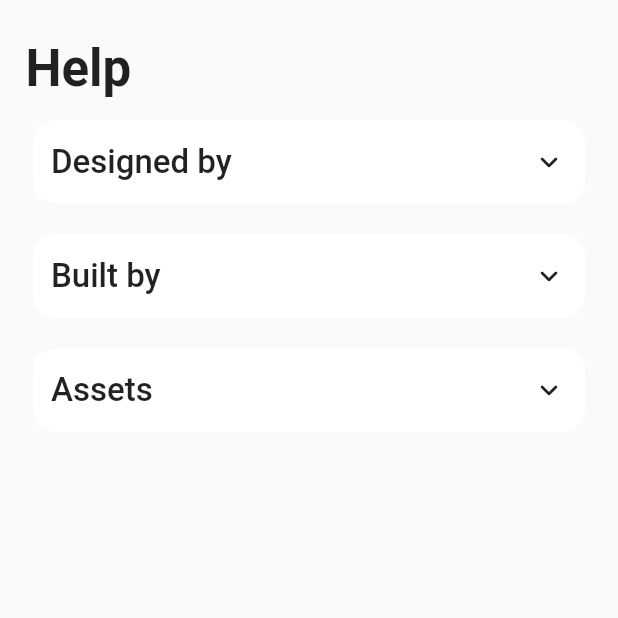
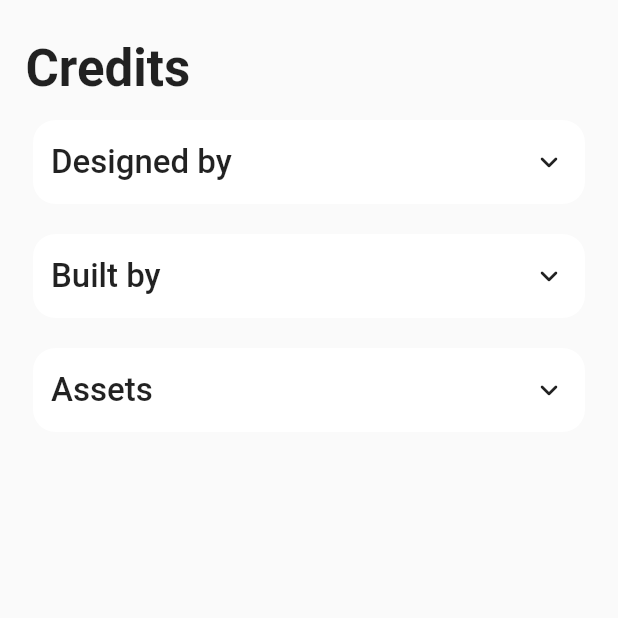
Before and after one commit to RobertoPotato/furniture-shop, a Flutter app: the CreditsPage screen opened directly, on a phone screen of 412 x 824 dp, the top half of it. Run offline on Flutter 3.47's test engine with Material 2 defaults, Android fonts, the phone set to English and light mode, and no system bars; drawn by our look-alikes of getwidget; our stand-ins replace flutter_rating_bar, flutter_slidable, get.

Commit message:
Minor changes

```diff
--- a/lib/screens/credits_page.dart
+++ b/lib/screens/work_credits_page.dart
@@ -24,7 +24,9 @@ Future<void> _launchWebUrl(String url) async {
 class CreditsPage extends StatelessWidget {
   @override
   Widget build(BuildContext context) {
-    return Padding(
+    return SafeArea(
+      child: Scaffold(
+        body: Padding(
           padding: const EdgeInsets.symmetric(horizontal: 12.0),
           child: SingleChildScrollView(
             child: Column(
@@ -40,7 +42,7 @@ class CreditsPage extends StatelessWidget {
                     bottom: 5,
                   ),
                   child: Text(
-                "Help",
+                    "Credits",
                     style: kAppTitleStyle,
                   ),
                 ),
@@ -48,14 +50,16 @@ class CreditsPage extends StatelessWidget {
                   title: "Designed by",
                   contentChild: PersonCredit(
                     name: "Jane Waitara",
-                linkedInAddress: "https://www.linkedin.com/in/jane-waitara/",
+                    linkedInAddress:
+                        "https://www.linkedin.com/in/jane-waitara/",
                   ),
                 ),
                 CreditsComponent(
                   title: "Built by",
                   contentChild: PersonCredit(
                     name: "Robert Wabuti",
-                linkedInAddress: "https://www.linkedin.com/in/robert-wabuti/",
+                    linkedInAddress:
+                        "https://www.linkedin.com/in/robert-wabuti/",
                   ),
                 ),
                 CreditsComponent(
@@ -75,7 +79,8 @@ class CreditsPage extends StatelessWidget {
                       ),
                       CreditText(
                         publisher: "xnimrodx",
-                    publisherUrl: "https://www.flaticon.com/authors/xnimrodx",
+                        publisherUrl:
+                            "https://www.flaticon.com/authors/xnimrodx",
                         isIcon: true,
                       ),
                       CreditText(
@@ -106,6 +111,8 @@ class CreditsPage extends StatelessWidget {
                   ),
                 ),
               ],
+            ),
+          ),
         ),
       ),
     );
```
Also changed, not shown: lib/screens/help_page.dart (+17 -2 lines). Lines whose indentation alone changed are shown as unchanged.
